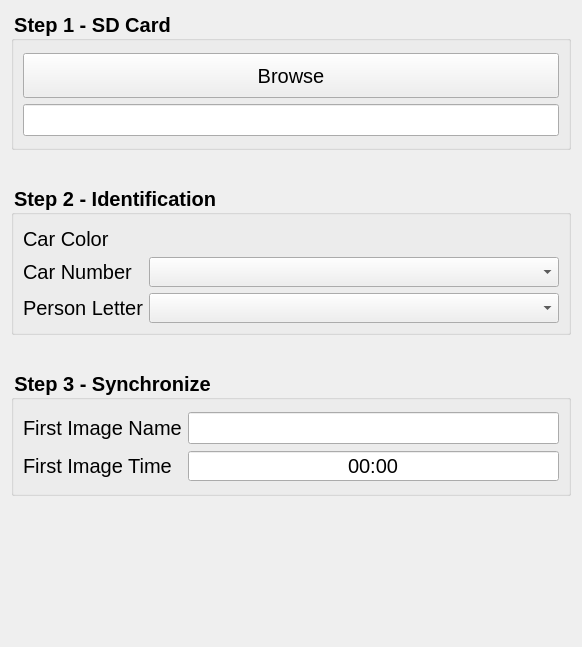
Old version of the form widgets/ImageForm.ui in the repository bluemellophone/gzc-client.
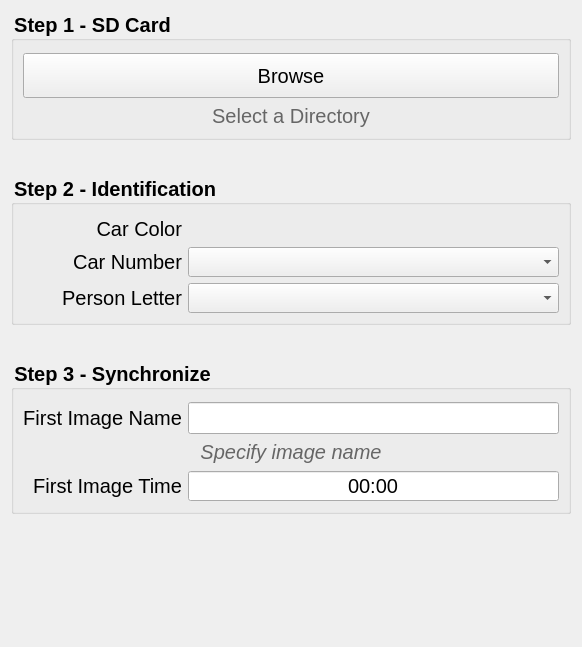
New version of the form.

Diff of the .ui file:
```diff
--- a/widgets/ImageForm.ui
+++ b/widgets/ImageForm.ui
@@ -38,13 +38,13 @@
        <property name="minimumSize">
         <size>
          <width>0</width>
-         <height>139</height>
+         <height>129</height>
         </size>
        </property>
        <property name="maximumSize">
         <size>
          <width>16777215</width>
-         <height>139</height>
+         <height>129</height>
         </size>
        </property>
        <property name="sizeIncrement">
@@ -102,17 +102,18 @@
          </widget>
         </item>
         <item row="2" column="0" colspan="2">
-         <widget class="QLineEdit" name="drive_display">
-          <property name="minimumSize">
-           <size>
-            <width>0</width>
-            <height>30</height>
-           </size>
+         <widget class="QLabel" name="drive_display">
+          <property name="styleSheet">
+           <string notr="true">color:#666;</string>
           </property>
-          <property name="font">
-           <font>
-            <pointsize>-1</pointsize>
-           </font>
+          <property name="text">
+           <string>Select a Directory</string>
+          </property>
+          <property name="alignment">
+           <set>Qt::AlignCenter</set>
+          </property>
+          <property name="wordWrap">
+           <bool>false</bool>
           </property>
          </widget>
         </item>
@@ -186,9 +187,18 @@
         </property>
         <item row="0" column="0">
          <widget class="QLabel" name="color_label">
+          <property name="minimumSize">
+           <size>
+            <width>159</width>
+            <height>0</height>
+           </size>
+          </property>
           <property name="text">
            <string>Car Color</string>
           </property>
+          <property name="alignment">
+           <set>Qt::AlignRight|Qt::AlignTrailing|Qt::AlignVCenter</set>
+          </property>
          </widget>
         </item>
         <item row="0" column="1">
@@ -196,9 +206,18 @@
         </item>
         <item row="2" column="0">
          <widget class="QLabel" name="id_label">
+          <property name="minimumSize">
+           <size>
+            <width>159</width>
+            <height>0</height>
+           </size>
+          </property>
           <property name="text">
            <string>Person Letter</string>
           </property>
+          <property name="alignment">
+           <set>Qt::AlignRight|Qt::AlignTrailing|Qt::AlignVCenter</set>
+          </property>
          </widget>
         </item>
         <item row="2" column="1">
@@ -223,9 +242,18 @@
         </item>
         <item row="1" column="0">
          <widget class="QLabel" name="numer_label">
+          <property name="minimumSize">
+           <size>
+            <width>159</width>
+            <height>0</height>
+           </size>
+          </property>
           <property name="text">
            <string>Car Number</string>
           </property>
+          <property name="alignment">
+           <set>Qt::AlignRight|Qt::AlignTrailing|Qt::AlignVCenter</set>
+          </property>
          </widget>
         </item>
        </layout>
@@ -252,13 +280,13 @@
        <property name="minimumSize">
         <size>
          <width>0</width>
-         <height>126</height>
+         <height>154</height>
         </size>
        </property>
        <property name="maximumSize">
         <size>
          <width>16777215</width>
-         <height>126</height>
+         <height>154</height>
         </size>
        </property>
        <property name="font">
@@ -289,6 +317,9 @@
           <property name="text">
            <string>First Image Name</string>
           </property>
+          <property name="alignment">
+           <set>Qt::AlignRight|Qt::AlignTrailing|Qt::AlignVCenter</set>
+          </property>
          </widget>
         </item>
         <item row="0" column="1">
@@ -304,14 +335,23 @@
           </property>
          </widget>
         </item>
-        <item row="1" column="0">
+        <item row="2" column="0">
          <widget class="QLabel" name="time_label">
+          <property name="minimumSize">
+           <size>
+            <width>159</width>
+            <height>0</height>
+           </size>
+          </property>
           <property name="text">
            <string>First Image Time</string>
           </property>
+          <property name="alignment">
+           <set>Qt::AlignRight|Qt::AlignTrailing|Qt::AlignVCenter</set>
+          </property>
          </widget>
         </item>
-        <item row="1" column="1">
+        <item row="2" column="1">
          <widget class="QTimeEdit" name="time_input">
           <property name="minimumSize">
            <size>
@@ -336,6 +376,25 @@
           </property>
          </widget>
         </item>
+        <item row="1" column="0" colspan="2">
+         <widget class="QLabel" name="label">
+          <property name="font">
+           <font>
+            <pointsize>-1</pointsize>
+            <italic>true</italic>
+           </font>
+          </property>
+          <property name="styleSheet">
+           <string notr="true">color:#666;</string>
+          </property>
+          <property name="text">
+           <string>Specify image name</string>
+          </property>
+          <property name="alignment">
+           <set>Qt::AlignCenter</set>
+          </property>
+         </widget>
+        </item>
        </layout>
       </widget>
      </item>
```
